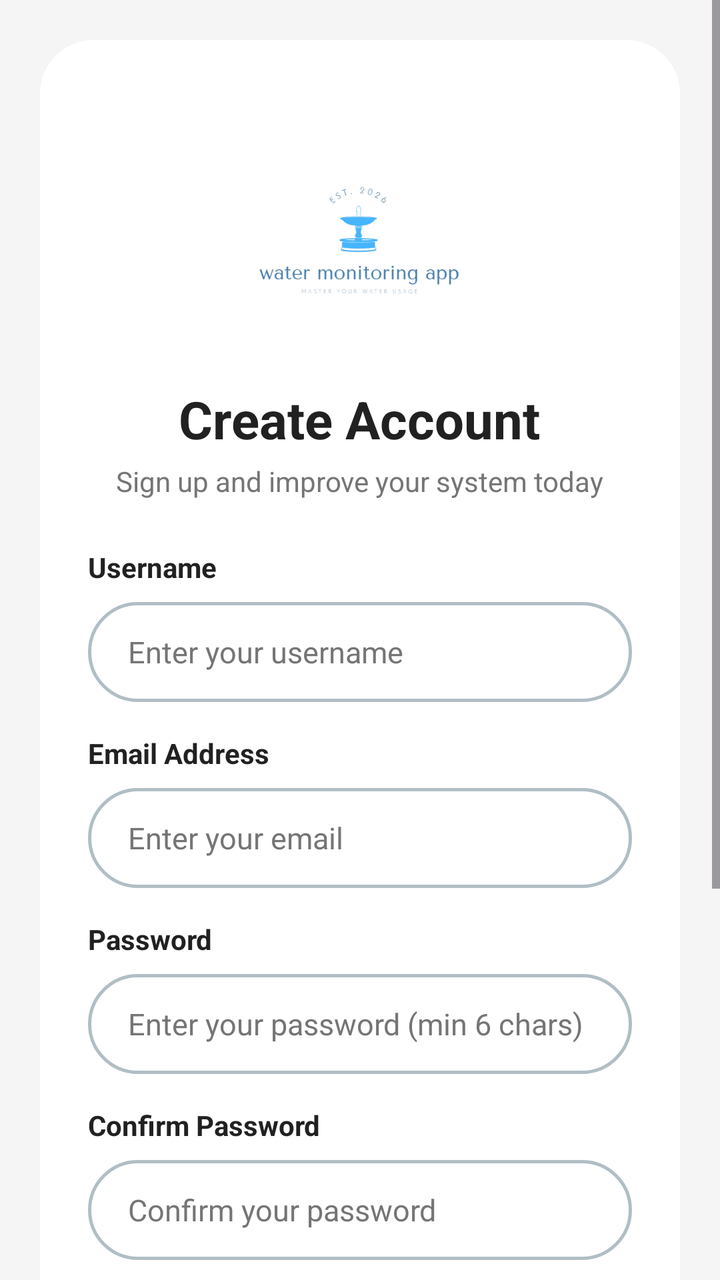
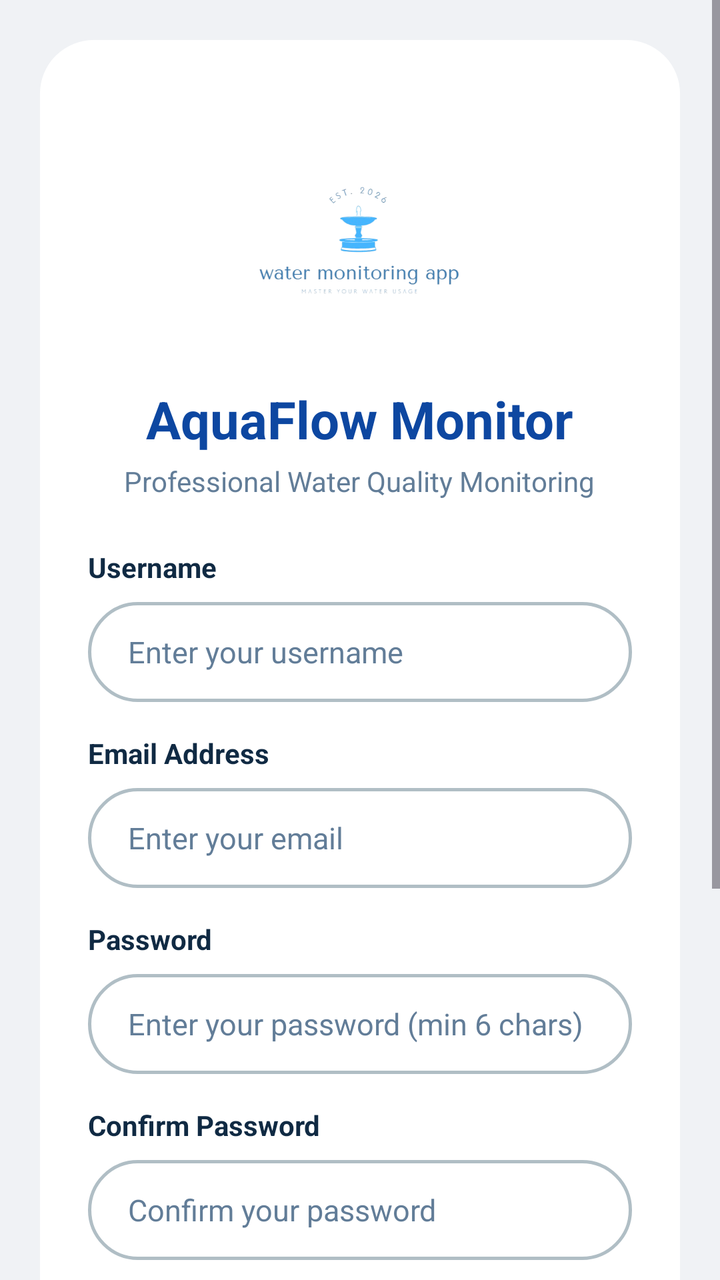

Screens rendered from an Android XML layout before and after an edit, with the pre-edit source and the edit as a unified diff.
<!-- AndroidManifest.xml: application theme Theme.WaterFilter -->
<!-- res/layout/activity_main.xml -->
<?xml version="1.0" encoding="utf-8"?>
<ScrollView xmlns:android="http://schemas.android.com/apk/res/android"
    android:layout_width="match_parent"
    android:layout_height="match_parent"
    android:background="@color/bg_app"
    android:fillViewport="true">

    <LinearLayout
        android:layout_width="match_parent"
        android:layout_height="wrap_content"
        android:orientation="vertical"
        android:padding="20dp"
        android:gravity="center_horizontal">

        <LinearLayout
            android:layout_width="match_parent"
            android:layout_height="match_parent"
            android:background="@drawable/rounded_input"
            android:backgroundTint="@color/bg_card"
            android:gravity="center_horizontal"
            android:orientation="vertical"
            android:padding="24dp">

            <ImageView
                android:id="@+id/appLogo"
                android:layout_width="120dp"
                android:layout_height="120dp"
                android:layout_marginTop="16dp"
                android:contentDescription="Application Identity Logo"
                android:src="@drawable/logo" />

            <LinearLayout
                android:id="@+id/containerSignUp"
                android:layout_width="match_parent"
                android:layout_height="wrap_content"
                android:orientation="vertical"
                android:visibility="visible">

                <TextView
                    android:layout_width="wrap_content"
                    android:layout_height="wrap_content"
                    android:layout_gravity="center_horizontal"
                    android:layout_marginTop="12dp"
                    android:text="Create Account"
                    android:textColor="@color/text_main"
                    android:textSize="26sp"
                    android:textStyle="bold" />

                <TextView
                    android:layout_width="wrap_content"
                    android:layout_height="wrap_content"
                    android:layout_gravity="center_horizontal"
                    android:layout_marginTop="4dp"
                    android:layout_marginBottom="24dp"
                    android:text="Sign up and improve your system today"
                    android:textColor="@color/text_muted"
                    android:textSize="14sp" />

                <TextView
                    android:layout_width="match_parent"
                    android:layout_height="wrap_content"
                    android:layout_marginBottom="8dp"
                    android:text="Username"
                    android:textColor="@color/text_main"
                    android:textSize="14sp"
                    android:textStyle="bold" />

                <EditText
                    android:id="@+id/etSignUpUsername"
                    android:layout_width="match_parent"
                    android:layout_height="50dp"
                    android:layout_marginBottom="16dp"
                    android:background="@drawable/rounded_input"
                    android:hint="Enter your username"
                    android:inputType="textPersonName"
                    android:paddingHorizontal="20dp"
                    android:textColor="#000000"
                    android:textColorHint="@color/text_muted"
                    android:textSize="15sp" />

                <TextView
                    android:layout_width="match_parent"
                    android:layout_height="wrap_content"
                    android:layout_marginBottom="8dp"
                    android:text="Email Address"
                    android:textColor="@color/text_main"
                    android:textSize="14sp"
                    android:textStyle="bold" />

                <EditText
                    android:id="@+id/etSignUpEmail"
                    android:layout_width="match_parent"
                    android:layout_height="50dp"
                    android:layout_marginBottom="16dp"
                    android:background="@drawable/rounded_input"
                    android:hint="Enter your email"
                    android:inputType="textEmailAddress"
                    android:paddingHorizontal="20dp"
                    android:textColor="#000000"
                    android:textColorHint="@color/text_muted"
                    android:textSize="15sp" />

                <TextView
                    android:layout_width="match_parent"
                    android:layout_height="wrap_content"
                    android:layout_marginBottom="8dp"
                    android:text="Password"
                    android:textColor="@color/text_main"
                    android:textSize="14sp"
                    android:textStyle="bold" />

                <EditText
                    android:id="@+id/etSignUpPassword"
                    android:layout_width="match_parent"
                    android:layout_height="50dp"
                    android:layout_marginBottom="16dp"
                    android:background="@drawable/rounded_input"
                    android:hint="Enter your password (min 6 chars)"
                    android:inputType="textPassword"
                    android:paddingHorizontal="20dp"
                    android:textColor="#000000"
                    android:textColorHint="@color/text_muted"
                    android:textSize="15sp" />

                <TextView
                    android:layout_width="match_parent"
                    android:layout_height="wrap_content"
                    android:layout_marginBottom="8dp"
                    android:text="Confirm Password"
                    android:textColor="@color/text_main"
                    android:textSize="14sp"
                    android:textStyle="bold" />

                <EditText
                    android:id="@+id/etSignUpConfirmPassword"
                    android:layout_width="match_parent"
                    android:layout_height="50dp"
                    android:layout_marginBottom="24dp"
                    android:background="@drawable/rounded_input"
                    android:hint="Confirm your password"
                    android:inputType="textPassword"
                    android:paddingHorizontal="20dp"
                    android:textColor="#000000"
                    android:textColorHint="@color/text_muted"
                    android:textSize="15sp" />

                <androidx.appcompat.widget.AppCompatButton
                    android:id="@+id/btnSubmitSignUp"
                    android:layout_width="match_parent"
                    android:layout_height="54dp"
                    android:background="@drawable/rounded_button"
                    android:text="Create Account"
                    android:textAllCaps="false"
                    android:textColor="@color/white"
                    android:textSize="16sp" />
            </LinearLayout>

            <LinearLayout
                android:id="@+id/containerLogin"
                android:layout_width="match_parent"
                android:layout_height="wrap_content"
                android:orientation="vertical"
                android:visibility="gone">

                <TextView
                    android:layout_width="wrap_content"
                    android:layout_height="wrap_content"
                    android:layout_gravity="center_horizontal"
                    android:layout_marginTop="20dp"
                    android:layout_marginBottom="24dp"
                    android:text="Welcome Back!"
                    android:textColor="@color/text_main"
                    android:textSize="26sp"
                    android:textStyle="bold" />

                <TextView
                    android:layout_width="match_parent"
                    android:layout_height="wrap_content"
                    android:layout_marginBottom="8dp"
                    android:text="Email Address"
                    android:textColor="@color/text_main"
                    android:textSize="14sp"
                    android:textStyle="bold" />

                <EditText
                    android:id="@+id/etLoginEmail"
                    android:layout_width="match_parent"
                    android:layout_height="50dp"
                    android:layout_marginBottom="16dp"
                    android:background="@drawable/rounded_input"
                    android:hint="Enter your email"
                    android:inputType="textEmailAddress"
                    android:paddingHorizontal="20dp"
                    android:textColor="#000000"
                    android:textColorHint="@color/text_muted"
                    android:textSize="15sp" />

                <TextView
                    android:layout_width="match_parent"
                    android:layout_height="wrap_content"
                    android:layout_marginBottom="8dp"
                    android:text="Password"
                    android:textColor="@color/text_main"
                    android:textSize="14sp"
                    android:textStyle="bold" />

                <EditText
                    android:id="@+id/etLoginPassword"
                    android:layout_width="match_parent"
                    android:layout_height="50dp"
                    android:layout_marginBottom="12dp"
                    android:background="@drawable/rounded_input"
                    android:hint="Enter your password"
                    android:inputType="textPassword"
                    android:paddingHorizontal="20dp"
                    android:textColor="#000000"
                    android:textColorHint="@color/text_muted"
                    android:textSize="15sp" />

                <RelativeLayout
                    android:layout_width="match_parent"
                    android:layout_height="wrap_content"
                    android:layout_marginBottom="24dp">

                    <CheckBox
                        android:id="@+id/cbRememberMe"
                        android:layout_width="wrap_content"
                        android:layout_height="wrap_content"
                        android:text="Remember me"
                        android:textColor="@color/text_muted"
                        android:textSize="13sp" />

                    <TextView
                        android:id="@+id/tvForgotPassword"
                        android:layout_width="wrap_content"
                        android:layout_height="wrap_content"
                        android:layout_alignParentRight="true"
                        android:layout_centerVertical="true"
                        android:text="Forget password"
                        android:textColor="@color/orange_accent"
                        android:textSize="13sp" />
                </RelativeLayout>

                <androidx.appcompat.widget.AppCompatButton
                    android:id="@+id/btnSubmitLogin"
                    android:layout_width="match_parent"
                    android:layout_height="54dp"
                    android:background="@drawable/rounded_button"
                    android:text="Login"
                    android:textAllCaps="false"
                    android:textColor="@color/white"
                    android:textSize="16sp" />
            </LinearLayout>

            <TextView
                android:layout_width="wrap_content"
                android:layout_height="wrap_content"
                android:layout_marginTop="24dp"
                android:layout_marginBottom="16dp"
                android:text="─── OR ───"
                android:textColor="@color/text_muted"
                android:textSize="12sp" />

            <ImageButton
                android:id="@+id/btnGoogleSignIn"
                android:layout_width="54dp"
                android:layout_height="54dp"
                android:layout_marginBottom="24dp"
                android:background="@drawable/rounded_input"
                android:contentDescription="Sign in with Google"
                android:src="@android:drawable/ic_dialog_email" />

            <TextView
                android:id="@+id/tvSwitchAuthMode"
                android:layout_width="wrap_content"
                android:layout_height="wrap_content"
                android:layout_marginBottom="16dp"
                android:text="@string/loginstring"
                android:textColor="@color/text_muted"
                android:textSize="14sp"
                android:textStyle="bold" />

        </LinearLayout>
    </LinearLayout>
</ScrollView>
<!-- resources referenced by this layout -->
<resources>
  <color name="bg_app">#F5F5F5</color>
  <color name="bg_card">#FFFFFF</color>
  <color name="orange_accent">#FF9800</color>
  <color name="text_main">#212121</color>
  <color name="text_muted">#757575</color>
  <color name="white">#FFFFFF</color>
  <!-- drawable logo: png bitmap (drawable, 144787 bytes) -->
  <!-- drawable rounded_button (drawable) -->
  <?xml version="1.0" encoding="utf-8"?>
  <shape xmlns:android="http://schemas.android.com/apk/res/android">
      <solid android:color="@color/primary" /> <corners android:radius="26dp" />
  </shape>
  <!-- drawable rounded_input (drawable) -->
  <?xml version="1.0" encoding="utf-8"?>
  <shape xmlns:android="http://schemas.android.com/apk/res/android">
      <solid android:color="@color/bg_card" />
      <stroke android:width="1.5dp" android:color="#B0BEC5" />
      <corners android:radius="26dp" />
  </shape>
  <string name="loginstring"><u>Already have an account? Login</u></string>
  <style name="Theme.WaterFilter" parent="Base.Theme.WaterFilter" />
  <color name="primary">#2196F3</color>
  <style name="Base.Theme.WaterFilter" parent="Theme.Material3.DayNight.NoActionBar">
          
      </style>
</resources>

<!-- the commit's change to res/layout/activity_main.xml (unified diff, before → after) -->
@@ -41,8 +41,8 @@
                     android:layout_height="wrap_content"
                     android:layout_gravity="center_horizontal"
                     android:layout_marginTop="12dp"
-                    android:text="Create Account"
-                    android:textColor="@color/text_main"
+                    android:text="AquaFlow Monitor"
+                    android:textColor="@color/primary"
                     android:textSize="26sp"
                     android:textStyle="bold" />
 
@@ -52,7 +52,7 @@
                     android:layout_gravity="center_horizontal"
                     android:layout_marginTop="4dp"
                     android:layout_marginBottom="24dp"
-                    android:text="Sign up and improve your system today"
+                    android:text="Professional Water Quality Monitoring"
                     android:textColor="@color/text_muted"
                     android:textSize="14sp" />
 
@@ -169,7 +169,7 @@
                     android:layout_marginTop="20dp"
                     android:layout_marginBottom="24dp"
                     android:text="Welcome Back!"
-                    android:textColor="@color/text_main"
+                    android:textColor="@color/primary"
                     android:textSize="26sp"
                     android:textStyle="bold" />
 
<!-- resource entries referenced after the edit -->
@@ -1,10 +1,10 @@
 <!-- resources referenced by this layout -->
 <resources>
-  <color name="bg_app">#F5F5F5</color>
+  <color name="bg_app">#F0F2F5</color>
   <color name="bg_card">#FFFFFF</color>
-  <color name="orange_accent">#FF9800</color>
-  <color name="text_main">#212121</color>
-  <color name="text_muted">#757575</color>
+  <color name="orange_accent">#E65100</color>
+  <color name="text_main">#102A43</color>
+  <color name="text_muted">#627D98</color>
   <color name="white">#FFFFFF</color>
   <!-- drawable logo: png bitmap (drawable, 144787 bytes) -->
   <!-- drawable rounded_button (drawable) -->
@@ -21,7 +21,7 @@
   </shape>
   <string name="loginstring"><u>Already have an account? Login</u></string>
   <style name="Theme.WaterFilter" parent="Base.Theme.WaterFilter" />
-  <color name="primary">#2196F3</color>
+  <color name="primary">#0D47A1</color>
   <style name="Base.Theme.WaterFilter" parent="Theme.Material3.DayNight.NoActionBar">
           
       </style>
